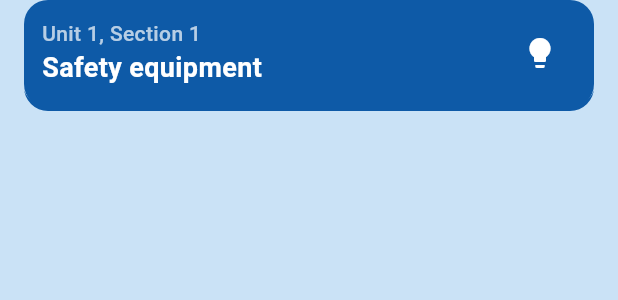
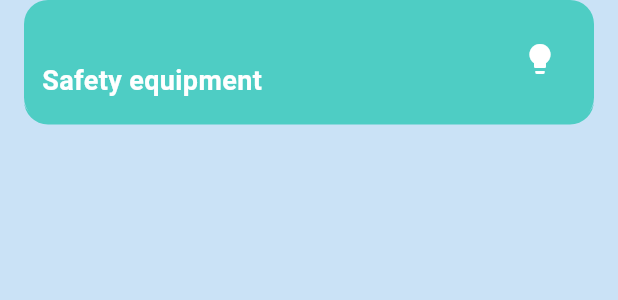
Before and after one commit to babell00/sailantro, a Flutter app: the CurrentSectionWidget widget shown alone on an empty page, opened directly with sample values from the repository, on a phone screen of 412 x 824 dp. Shown: the top 300 px of the screen. Run offline on Flutter 3.47's test engine with Material 3 defaults, Android fonts, the phone set to English and light mode, and no system bars; our stand-ins replace email_validator, firebase_auth, firebase_core, flutter_bloc, flutter_svg, go_router and 2 more; accounts and stored records are empty.

Commit message:
impove home screen

```diff
--- a/lib/features/home/presentation/components/current_section_widget.dart
+++ b/lib/features/home/presentation/components/current_section_widget.dart
@@ -4,9 +4,14 @@ import 'package:sailantro/core/utils/color_ext.dart';
 import '../../domain/models/section.dart';
 
 class CurrentSectionWidget extends StatelessWidget {
+  final String courseName;
   final Section section;
 
-  const CurrentSectionWidget({super.key, required this.section});
+  const CurrentSectionWidget({
+    super.key,
+    required this.courseName,
+    required this.section
+  });
 
   @override
   Widget build(BuildContext context) {
@@ -30,13 +35,13 @@ class CurrentSectionWidget extends StatelessWidget {
                   crossAxisAlignment: CrossAxisAlignment.start,
                   mainAxisSize: MainAxisSize.min,
                   children: [
-                    Text(
-                      'Unit ${section.unit}, Section ${section.index}',
+                    Text(courseName,
                       style: const TextStyle(
                         color: Colors.white70,
                         fontWeight: FontWeight.w500,
                       ),
                     ),
+                    SizedBox(height: 8,),
                     Text(
                       section.title,
                       style: const TextStyle(
```
Also changed, not shown: lib/features/home/domain/models/course.dart (added, +14 -0 lines), lib/features/home/presentation/pages/home_page.dart (+6 -14 lines), lib/features/home/presentation/pages/test_data.dart (+24 -18 lines), assets/svg/chip/Untitled.svg, assets/svg/chip/chip_005073.svg, assets/svg/chip/chip_20BF55.svg, assets/svg/chip/chip_4E89AE.svg, assets/svg/chip/chip_845EC2.svg, assets/svg/chip/chip_D65DB1.svg, assets/svg/chip/chip_FC7E44.svg, assets/svg/chip/chip_FF9671.svg, 1 other file.
